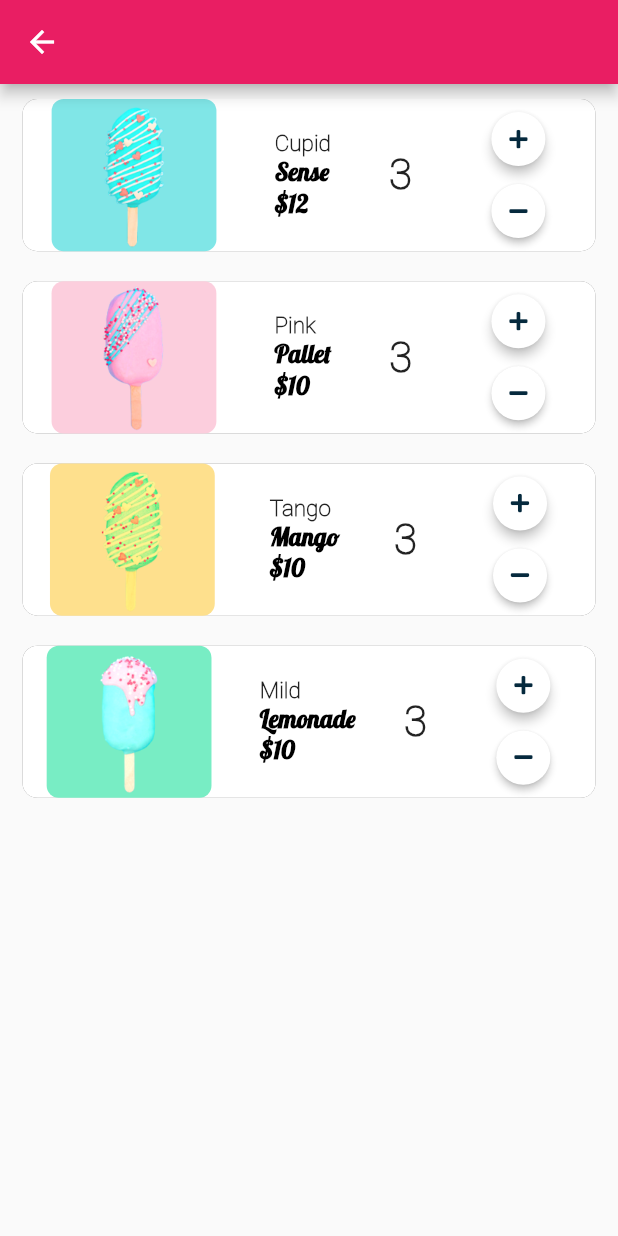
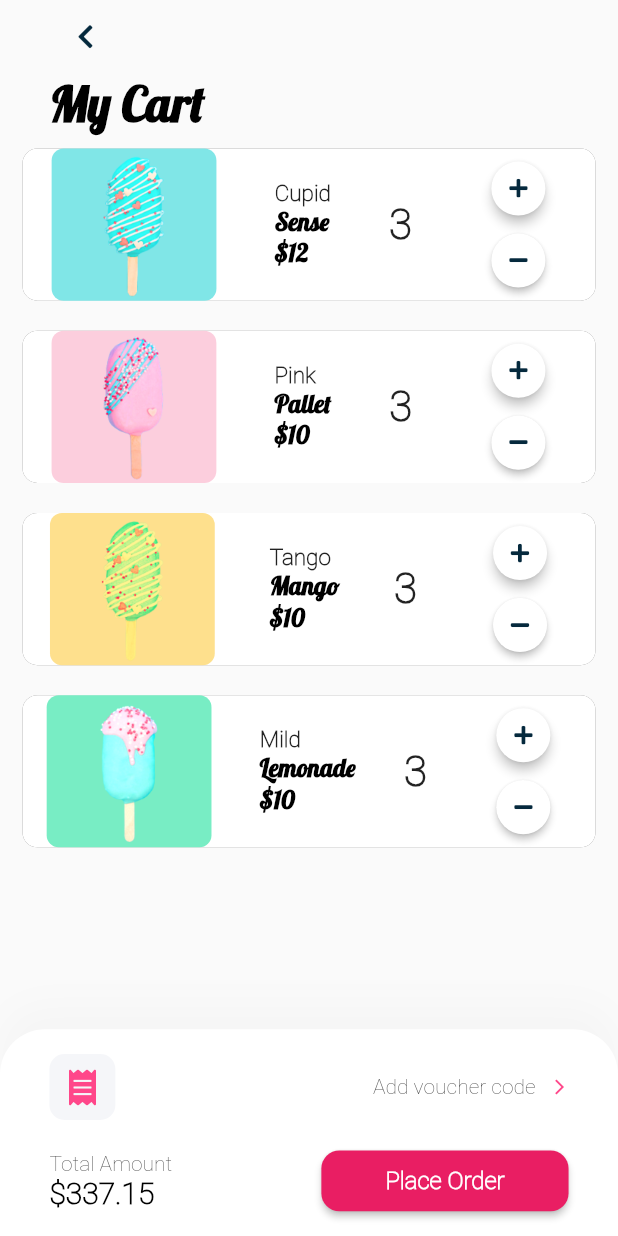
Before and after one commit to Lakhankumawat/Ice-cream-app, a Flutter app: the CartScreen screen opened by its route, on a phone screen of 412 x 824 dp. Run offline on Flutter 3.47's test engine with Material 2 defaults, Android fonts, the phone set to English and light mode, and no system bars; our stand-ins replace flutter_svg, font_awesome_flutter.

Commit message:
✔️UI

```diff
--- a/lib/screens/cart_screen/cart_screen.dart
+++ b/lib/screens/cart_screen/cart_screen.dart
@@ -1,4 +1,5 @@
 import 'package:flutter/material.dart';
+import 'package:ice_cream/screens/cart_screen/components/checkout.dart';
 import 'components/body.dart';
 
 class CartScreen extends StatelessWidget {
@@ -8,8 +9,8 @@ class CartScreen extends StatelessWidget {
   @override
   Widget build(BuildContext context) {
     return Scaffold(
-      appBar: AppBar(),
       body: Body(),
+      bottomNavigationBar: CheckoutCard(),
     );
   }
 }
--- a/lib/screens/cart_screen/components/body.dart
+++ b/lib/screens/cart_screen/components/body.dart
@@ -1,6 +1,7 @@
 import 'package:flutter/material.dart';
 import 'package:font_awesome_flutter/font_awesome_flutter.dart';
 import 'package:ice_cream/utils/constants.dart';
+import 'cart_header.dart';
 import 'cart_items.dart';
 
 class Body extends StatefulWidget {
@@ -18,8 +19,15 @@ class _BodyState extends State<Body> {
 
   @override
   Widget build(BuildContext context) {
-    return ListView.builder(
+    return SafeArea(
+      child: SingleChildScrollView(
+        child: Column(
+          crossAxisAlignment: CrossAxisAlignment.start,
+          children: [
+            CartHeader(),
+            ListView.builder(
               itemCount: flavourList.length,
+              shrinkWrap: true,
               itemBuilder: (context, index) {
                 return Dismissible(
                   // Specify the direction to swipe and delete
@@ -31,8 +39,8 @@ class _BodyState extends State<Body> {
                       flavourList.removeAt(index);
                     });
                     // Shows the information on Snackbar
-            Scaffold.of(context).showSnackBar(
-                SnackBar(content: Text("${flavourList[index]} dismissed")));
+                    Scaffold.of(context).showSnackBar(SnackBar(
+                        content: Text("${flavourList[index]} dismissed")));
                   },
                   background: Container(
                     padding: EdgeInsets.symmetric(horizontal: 20),
@@ -65,6 +73,10 @@ class _BodyState extends State<Body> {
                   ),
                 );
               },
+            ),
+          ],
+        ),
+      ),
     );
   }
 }
--- a/lib/screens/cart_screen/components/cart_header.dart
+++ b/lib/screens/cart_screen/components/cart_header.dart
@@ -1,4 +1,5 @@
 import 'package:flutter/material.dart';
+import 'package:font_awesome_flutter/font_awesome_flutter.dart';
 import 'package:ice_cream/utils/size_config.dart';
 
 class CartHeader extends StatelessWidget {
@@ -6,13 +7,31 @@ class CartHeader extends StatelessWidget {
 
   @override
   Widget build(BuildContext context) {
-    return Text(
+    return Padding(
+      padding: EdgeInsets.only(left: getProportionateScreenWidth(30)),
+      child: Column(
+        crossAxisAlignment: CrossAxisAlignment.start,
+        children: [
+          IconButton(
+            onPressed: () {
+              Navigator.of(context).pop();
+            },
+            icon: Icon(
+              FontAwesomeIcons.chevronLeft,
+              size: 18,
+              color: Color(0xff05293d),
+            ),
+          ),
+          Text(
             'My Cart',
             style: TextStyle(
                 fontFamily: 'Lobster',
                 color: Colors.black,
                 fontWeight: FontWeight.bold,
                 fontSize: getProportionateScreenWidth(30)),
+          ),
+        ],
+      ),
     );
   }
 }
--- a/lib/screens/cart_screen/components/cart_items.dart
+++ b/lib/screens/cart_screen/components/cart_items.dart
@@ -1,6 +1,5 @@
 import 'package:flutter/material.dart';
 import 'package:font_awesome_flutter/font_awesome_flutter.dart';
-import 'package:ice_cream/utils/constants.dart';
 import 'package:ice_cream/utils/size_config.dart';
 
 class CartItemWidget extends StatefulWidget {
--- a/lib/screens/cart_screen/components/checkout.dart
+++ b/lib/screens/cart_screen/components/checkout.dart
@@ -0,0 +1,106 @@
+import 'package:flutter/material.dart';
+import 'package:flutter_svg/flutter_svg.dart';
+import 'package:font_awesome_flutter/font_awesome_flutter.dart';
+import 'package:ice_cream/utils/size_config.dart';
+
+class CheckoutCard extends StatelessWidget {
+  const CheckoutCard({
+    Key? key,
+  }) : super(key: key);
+
+  @override
+  Widget build(BuildContext context) {
+    return Container(
+      padding: EdgeInsets.symmetric(
+        vertical: getProportionateScreenWidth(15),
+        horizontal: getProportionateScreenWidth(30),
+      ),
+      // height: 174,
+      decoration: BoxDecoration(
+        color: Colors.white,
+        borderRadius: BorderRadius.only(
+          topLeft: Radius.circular(30),
+          topRight: Radius.circular(30),
+        ),
+        boxShadow: [
+          BoxShadow(
+            offset: Offset(0, -15),
+            blurRadius: 20,
+            color: Color(0xFFDADADA).withOpacity(0.15),
+          )
+        ],
+      ),
+      child: SafeArea(
+        child: Column(
+          mainAxisSize: MainAxisSize.min,
+          crossAxisAlignment: CrossAxisAlignment.start,
+          children: [
+            Row(
+              children: [
+                Container(
+                  padding: EdgeInsets.all(10),
+                  height: getProportionateScreenWidth(40),
+                  width: getProportionateScreenWidth(40),
+                  decoration: BoxDecoration(
+                    color: Color(0xFFF5F6F9),
+                    borderRadius: BorderRadius.circular(10),
+                  ),
+                  child: Icon(
+                    FontAwesomeIcons.receipt,
+                    color: Color(0xffff478a),
+                  ),
+                ),
+                Spacer(),
+                Text("Add voucher code"),
+                const SizedBox(width: 10),
+                Icon(
+                  Icons.arrow_forward_ios,
+                  size: 12,
+                  color: Color(0xffff478a),
+                )
+              ],
+            ),
+            SizedBox(height: getProportionateScreenHeight(20)),
+            Row(
+              mainAxisAlignment: MainAxisAlignment.spaceBetween,
+              children: [
+                Text.rich(
+                  TextSpan(
+                    text: "Total Amount\n",
+                    children: const [
+                      TextSpan(
+                        text: "\$337.15",
+                        style: TextStyle(
+                            fontSize: 20,
+                            color: Colors.black,
+                            fontWeight: FontWeight.w700),
+                      ),
+                    ],
+                  ),
+                ),
+                SizedBox(
+                    width: getProportionateScreenWidth(150),
+                    height: getProportionateScreenHeight(40),
+                    child: ElevatedButton(
+                      onPressed: () {},
+                      child: Text(
+                        'Place Order',
+                        style: TextStyle(
+                          fontWeight: FontWeight.bold,
+                          fontSize: 16,
+                        ),
+                      ),
+                      style: ElevatedButton.styleFrom(
+                        shape: RoundedRectangleBorder(
+                          borderRadius: BorderRadius.circular(12), // <-- Radius
+                        ),
+                      ),
+                    )),
+              ],
+            ),
+          ],
+        ),
+      ),
+    );
+  }
+}
--- a/lib/screens/home_screen/components/body.dart
+++ b/lib/screens/home_screen/components/body.dart
@@ -98,7 +98,9 @@ class Body extends StatelessWidget {
                         decoration: BoxDecoration(
                           color: Colors.white,
                         ),
-                        child: Image.asset('assets/images/homecontainer.png'),
+                        child: Image.asset(
+                          'assets/images/homecontainer.png',
+                        ),
                       ),
                       Column(
                         crossAxisAlignment: CrossAxisAlignment.start,
--- a/pubspec.yaml
+++ b/pubspec.yaml
@@ -36,6 +36,7 @@ dependencies:
   cupertino_icons: ^1.0.2
   font_awesome_flutter: ^9.2.0
   flutter_svg: ^0.23.0+1
+  bottom_navy_bar: ^6.0.0
 
 dev_dependencies:
   flutter_test:
```
Also changed, not shown: pubspec.lock. Lines whose indentation alone changed are shown as unchanged.
